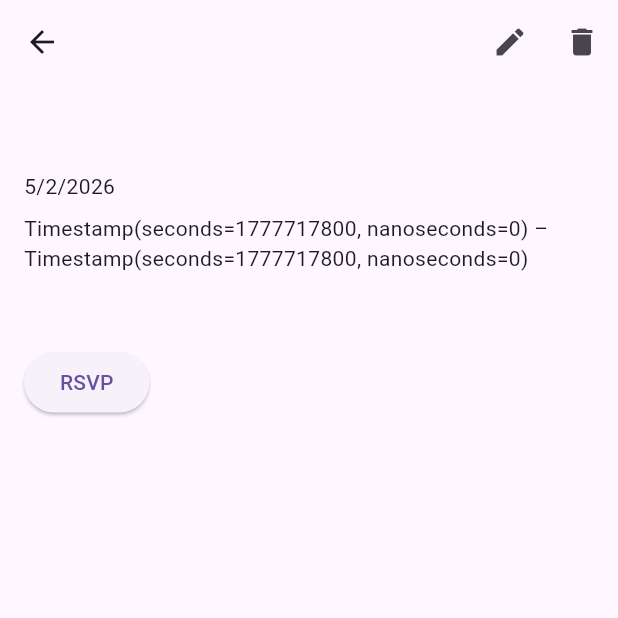
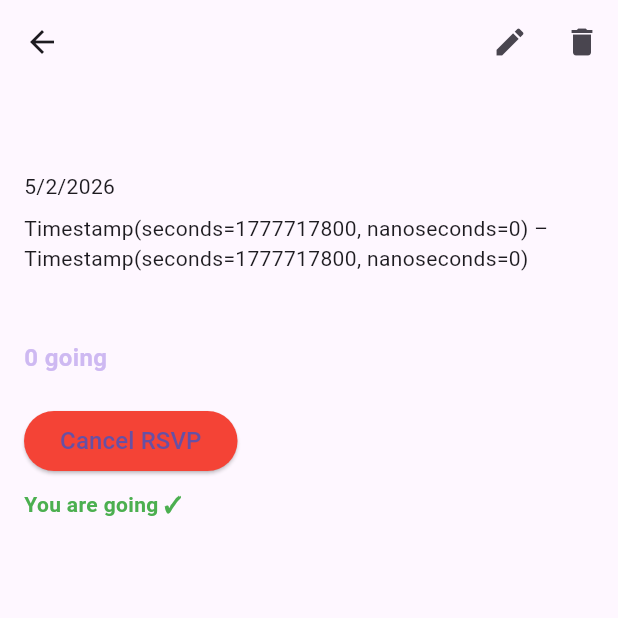
Before and after one commit to lrs27/quad_connect, a Flutter app: the EventDetailsScreen screen opened directly with empty values, on a phone screen of 412 x 824 dp, the top half of it. Run offline on Flutter 3.47's test engine with Material 3 defaults, Android fonts, the phone set to English and light mode, and no system bars; our stand-ins replace cloud_firestore, firebase_auth, firebase_core, firebase_messaging, firebase_storage, flutter_local_notifications and 1 more; accounts and stored records are empty.

Commit message:
Added FCM notifications and included RSVP count.

```diff
--- a/lib/screens/event_details_screen.dart
+++ b/lib/screens/event_details_screen.dart
@@ -38,6 +38,14 @@ class EventDetailsScreen extends StatelessWidget {
 
         final start = data['startTime'] ?? "0:00";
         final end = data['endTime'] ?? "0:00";
+
+        final goingCount = data['goingCount'] ?? 0;
+
+        final rsvpRef = FirebaseFirestore.instance
+            .collection("events")
+            .doc(eventId)
+            .collection("rsvps")
+            .doc(currentUid);
 
         return Scaffold(
           appBar: AppBar(
@@ -87,7 +95,7 @@ class EventDetailsScreen extends StatelessWidget {
                 ),
               ],
             ],
-          ), // <-- THIS WAS MISSING
+          ),
 
           body: Padding(
             padding: const EdgeInsets.all(16),
@@ -115,14 +123,81 @@ class EventDetailsScreen extends StatelessWidget {
                 const SizedBox(height: 8),
                 Text(location),
 
+                const SizedBox(height: 16),
+
+                //  RSVP COUNT
+                Text(
+                  "$goingCount going",
+                  style: const TextStyle(
+                    fontSize: 16,
+                    fontWeight: FontWeight.bold,
+                    color: Color.fromARGB(255, 206, 185, 242),
+                  ),
+                ),
+
                 const SizedBox(height: 20),
 
-                ElevatedButton(
-                  onPressed: () async {
-                    final uid = FirebaseAuth.instance.currentUser!.uid;
-                    await FirestoreService().rsvpEvent(eventId, uid, "going");
+                // RSVP / CANCEL RSVP BUTTON
+                FutureBuilder<DocumentSnapshot>(
+                  future: rsvpRef.get(),
+                  builder: (context, rsvpSnap) {
+                    if (!rsvpSnap.hasData) {
+                      return const SizedBox(
+                        height: 48,
+                        child: Center(child: CircularProgressIndicator()),
+                      );
+                    }
+
+                    final hasRsvped = rsvpSnap.data!.exists;
+
+                    return Column(
+                      crossAxisAlignment: CrossAxisAlignment.start,
+                      children: [
+                        ElevatedButton(
+                          onPressed: () async {
+                            final uid = FirebaseAuth.instance.currentUser!.uid;
+
+                            if (hasRsvped) {
+                              // CANCEL RSVP
+                              await FirestoreService().cancelRsvp(eventId, uid);
+                            } else {
+                              // ADD RSVP
+                              final me = await FirestoreService().getUser(uid);
+                              final name = me?['name'] ?? "Unknown";
+
+                              await FirestoreService().rsvpToEvent(
+                                eventId,
+                                uid,
+                                name,
+                              );
+                            }
+                          },
+                          style: ElevatedButton.styleFrom(
+                            backgroundColor: hasRsvped
+                                ? Colors.red
+                                : const Color.fromARGB(255, 227, 217, 246),
+                          ),
+                          child: Text(
+                            hasRsvped ? "Cancel RSVP" : "RSVP",
+                            style: const TextStyle(fontSize: 16),
+                          ),
+                        ),
+
+                        if (hasRsvped)
+                          const Padding(
+                            padding: EdgeInsets.only(top: 8),
+                            child: Text(
+                              "You are going ✓",
+                              style: TextStyle(
+                                fontSize: 14,
+                                color: Colors.green,
+                                fontWeight: FontWeight.bold,
+                              ),
+                            ),
+                          ),
+                      ],
+                    );
                   },
-                  child: const Text("RSVP"),
                 ),
               ],
             ),
--- a/lib/screens/profile_screen.dart
+++ b/lib/screens/profile_screen.dart
@@ -87,7 +87,7 @@ class _ProfileScreenState extends State<ProfileScreen> {
             child: Column(
               crossAxisAlignment: CrossAxisAlignment.center,
               children: [
-                const SizedBox(height: 60),
+                const SizedBox(height: 50),
 
                 // -----------------------
                 // PROFILE PHOTO
@@ -177,7 +177,7 @@ class _ProfileScreenState extends State<ProfileScreen> {
                     Navigator.pushReplacementNamed(context, '/');
                   },
                   style: ElevatedButton.styleFrom(
-                    backgroundColor: Colors.grey[800],
+                    backgroundColor: const Color.fromARGB(255, 203, 243, 246),
                     minimumSize: const Size(double.infinity, 50),
                   ),
                   child: const Text("Logout"),
```
Also changed, not shown: lib/screens/chat_list_screen.dart (+42 -6 lines), lib/services/firestore_service.dart (+23 -0 lines).
